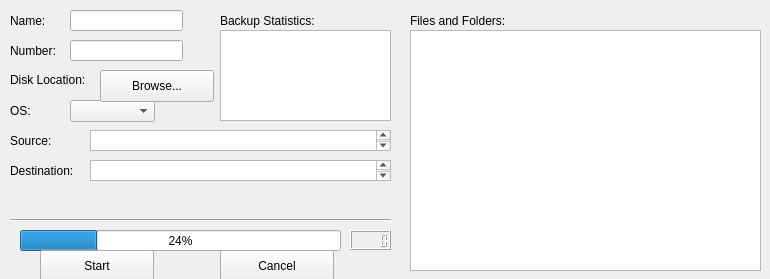
Qt form cougarbackup.ui (mneavor/CougarBackup) before a commit.
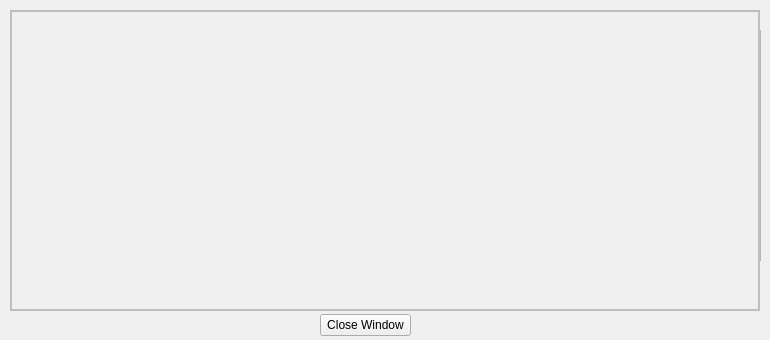
The same form after that commit.

What changed in the file:
```diff
--- a/cougarbackup.ui
+++ b/cougarbackup.ui
@@ -7,9 +7,33 @@
     <x>0</x>
     <y>0</y>
     <width>770</width>
-    <height>279</height>
+    <height>340</height>
    </rect>
   </property>
+  <property name="sizePolicy">
+   <sizepolicy hsizetype="Expanding" vsizetype="Maximum">
+    <horstretch>0</horstretch>
+    <verstretch>0</verstretch>
+   </sizepolicy>
+  </property>
+  <property name="minimumSize">
+   <size>
+    <width>770</width>
+    <height>340</height>
+   </size>
+  </property>
+  <property name="maximumSize">
+   <size>
+    <width>770</width>
+    <height>500</height>
+   </size>
+  </property>
+  <property name="baseSize">
+   <size>
+    <width>770</width>
+    <height>400</height>
+   </size>
+  </property>
   <property name="windowTitle">
    <string>CougarBackup</string>
   </property>
@@ -22,6 +46,11 @@
      <height>21</height>
     </rect>
    </property>
+   <property name="font">
+    <font>
+     <pointsize>10</pointsize>
+    </font>
+   </property>
    <property name="text">
     <string>Name:</string>
    </property>
@@ -29,12 +58,17 @@
   <widget class="QLabel" name="label_number">
    <property name="geometry">
     <rect>
-     <x>10</x>
-     <y>40</y>
+     <x>200</x>
+     <y>10</y>
      <width>61</width>
      <height>21</height>
     </rect>
    </property>
+   <property name="font">
+    <font>
+     <pointsize>10</pointsize>
+    </font>
+   </property>
    <property name="text">
     <string>Number:</string>
    </property>
@@ -42,34 +76,26 @@
   <widget class="QLabel" name="label_diskLocation">
    <property name="geometry">
     <rect>
-     <x>10</x>
-     <y>70</y>
+     <x>15</x>
+     <y>50</y>
      <width>91</width>
      <height>20</height>
     </rect>
    </property>
+   <property name="font">
+    <font>
+     <pointsize>10</pointsize>
+    </font>
+   </property>
    <property name="text">
     <string>Disk Location:</string>
    </property>
   </widget>
-  <widget class="QProgressBar" name="progressBar_rsyncProgress">
-   <property name="geometry">
-    <rect>
-     <x>20</x>
-     <y>230</y>
-     <width>321</width>
-     <height>21</height>
-    </rect>
-   </property>
-   <property name="value">
-    <number>24</number>
-   </property>
-  </widget>
   <widget class="QPushButton" name="pushButton_start">
    <property name="geometry">
     <rect>
-     <x>40</x>
-     <y>250</y>
+     <x>55</x>
+     <y>230</y>
      <width>114</width>
      <height>32</height>
     </rect>
@@ -81,71 +107,14 @@
   <widget class="QPushButton" name="pushButton_cancel">
    <property name="geometry">
     <rect>
-     <x>220</x>
-     <y>250</y>
+     <x>235</x>
+     <y>230</y>
      <width>114</width>
      <height>32</height>
     </rect>
    </property>
    <property name="text">
-    <string>Cancel</string>
-   </property>
-  </widget>
-  <widget class="QLabel" name="label_os">
-   <property name="geometry">
-    <rect>
-     <x>10</x>
-     <y>100</y>
-     <width>61</width>
-     <height>21</height>
-    </rect>
-   </property>
-   <property name="text">
-    <string>OS:</string>
-   </property>
-  </widget>
-  <widget class="QComboBox" name="comboBox_os">
-   <property name="geometry">
-    <rect>
-     <x>70</x>
-     <y>100</y>
-     <width>118</width>
-     <height>26</height>
-    </rect>
-   </property>
-   <property name="editable">
-    <bool>false</bool>
-   </property>
-   <property name="currentIndex">
-    <number>-1</number>
-   </property>
-   <property name="sizeAdjustPolicy">
-    <enum>QComboBox::AdjustToContents</enum>
-   </property>
-   <item>
-    <property name="text">
-     <string>Windows</string>
-    </property>
-   </item>
-   <item>
-    <property name="text">
-     <string>Macintosh</string>
-    </property>
-   </item>
-   <item>
-    <property name="text">
-     <string>Linux</string>
-    </property>
-   </item>
-  </widget>
-  <widget class="QLCDNumber" name="lcdNumber_rsyncProgress">
-   <property name="geometry">
-    <rect>
-     <x>350</x>
-     <y>230</y>
-     <width>41</width>
-     <height>20</height>
-    </rect>
+    <string>Close</string>
    </property>
   </widget>
   <widget class="Line" name="line">
@@ -153,7 +122,7 @@
     <rect>
      <x>10</x>
      <y>210</y>
-     <width>381</width>
+     <width>411</width>
      <height>20</height>
     </rect>
    </property>
@@ -165,41 +134,51 @@
    <property name="geometry">
     <rect>
      <x>90</x>
-     <y>130</y>
-     <width>301</width>
+     <y>91</y>
+     <width>331</width>
      <height>21</height>
     </rect>
    </property>
+   <property name="verticalScrollBarPolicy">
+    <enum>Qt::ScrollBarAlwaysOff</enum>
+   </property>
+   <property name="horizontalScrollBarPolicy">
+    <enum>Qt::ScrollBarAlwaysOff</enum>
+   </property>
+   <property name="sizeAdjustPolicy">
+    <enum>QAbstractScrollArea::AdjustToContents</enum>
+   </property>
+   <property name="lineWrapMode">
+    <enum>QTextEdit::NoWrap</enum>
+   </property>
   </widget>
   <widget class="QTextBrowser" name="textBrowser_destination">
    <property name="geometry">
     <rect>
      <x>90</x>
-     <y>160</y>
-     <width>301</width>
+     <y>121</y>
+     <width>331</width>
      <height>21</height>
     </rect>
    </property>
-  </widget>
-  <widget class="QTextBrowser" name="textBrowser_backupStats">
-   <property name="geometry">
-    <rect>
-     <x>220</x>
-     <y>30</y>
-     <width>171</width>
-     <height>91</height>
-    </rect>
+   <property name="verticalScrollBarPolicy">
+    <enum>Qt::ScrollBarAlwaysOff</enum>
    </property>
   </widget>
   <widget class="QLabel" name="label_source">
    <property name="geometry">
     <rect>
-     <x>10</x>
-     <y>130</y>
+     <x>20</x>
+     <y>91</y>
      <width>61</width>
      <height>21</height>
     </rect>
    </property>
+   <property name="font">
+    <font>
+     <pointsize>10</pointsize>
+    </font>
+   </property>
    <property name="text">
     <string>Source:</string>
    </property>
@@ -208,11 +187,16 @@
    <property name="geometry">
     <rect>
      <x>10</x>
-     <y>160</y>
+     <y>121</y>
      <width>81</width>
      <height>21</height>
     </rect>
    </property>
+   <property name="font">
+    <font>
+     <pointsize>10</pointsize>
+    </font>
+   </property>
    <property name="text">
     <string>Destination:</string>
    </property>
@@ -220,9 +204,9 @@
   <widget class="QLineEdit" name="lineEdit_name">
    <property name="geometry">
     <rect>
-     <x>70</x>
+     <x>52</x>
      <y>10</y>
-     <width>113</width>
+     <width>131</width>
      <height>21</height>
     </rect>
    </property>
@@ -230,9 +214,9 @@
   <widget class="QLineEdit" name="lineEdit_number">
    <property name="geometry">
     <rect>
-     <x>70</x>
-     <y>40</y>
-     <width>113</width>
+     <x>260</x>
+     <y>10</y>
+     <width>151</width>
      <height>21</height>
     </rect>
    </property>
@@ -240,52 +224,222 @@
   <widget class="QPushButton" name="pushButton_browse">
    <property name="geometry">
     <rect>
-     <x>100</x>
-     <y>70</y>
-     <width>114</width>
-     <height>32</height>
+     <x>103</x>
+     <y>44</y>
+     <width>80</width>
+     <height>30</height>
     </rect>
    </property>
    <property name="text">
     <string>Browse...</string>
    </property>
   </widget>
-  <widget class="QLabel" name="label_backupStats">
-   <property name="geometry">
-    <rect>
-     <x>220</x>
-     <y>10</y>
-     <width>111</width>
-     <height>21</height>
-    </rect>
-   </property>
-   <property name="text">
-    <string>Backup Statistics:</string>
-   </property>
-  </widget>
   <widget class="QTextBrowser" name="textBrowser_folders">
    <property name="geometry">
     <rect>
-     <x>410</x>
+     <x>430</x>
      <y>30</y>
-     <width>351</width>
-     <height>241</height>
+     <width>331</width>
+     <height>231</height>
     </rect>
    </property>
   </widget>
   <widget class="QLabel" name="label_folders">
    <property name="geometry">
     <rect>
-     <x>410</x>
+     <x>430</x>
      <y>10</y>
      <width>111</width>
      <height>21</height>
     </rect>
    </property>
    <property name="text">
-    <string>Files and Folders:</string>
+    <string>Excluded Folders</string>
    </property>
   </widget>
+  <widget class="QLabel" name="label_excluded">
+   <property name="geometry">
+    <rect>
+     <x>217</x>
+     <y>48</y>
+     <width>111</width>
+     <height>21</height>
+    </rect>
+   </property>
+   <property name="font">
+    <font>
+     <pointsize>10</pointsize>
+    </font>
+   </property>
+   <property name="text">
+    <string>Excluded Folders:</string>
+   </property>
+  </widget>
+  <widget class="QPushButton" name="pushButton_exclude">
+   <property name="geometry">
+    <rect>
+     <x>330</x>
+     <y>43</y>
+     <width>80</width>
+     <height>30</height>
+    </rect>
+   </property>
+   <property name="text">
+    <string>Browse...</string>
+   </property>
+  </widget>
+  <widget class="QCheckBox" name="checkBox_update">
+   <property name="geometry">
+    <rect>
+     <x>10</x>
+     <y>151</y>
+     <width>161</width>
+     <height>31</height>
+    </rect>
+   </property>
+   <property name="font">
+    <font>
+     <pointsize>10</pointsize>
+     <weight>50</weight>
+     <bold>false</bold>
+    </font>
+   </property>
+   <property name="toolTip">
+    <string extracomment="Check this if running rsync again on the same backup. Will backup with the -u option"/>
+   </property>
+   <property name="whatsThis">
+    <string extracomment="Check this if running rsync again on the same backup. Will backup with the -u option"/>
+   </property>
+   <property name="text">
+    <string>Update Option</string>
+   </property>
+   <property name="iconSize">
+    <size>
+     <width>32</width>
+     <height>32</height>
+    </size>
+   </property>
+  </widget>
+  <widget class="QCheckBox" name="checkBox_windows">
+   <property name="geometry">
+    <rect>
+     <x>10</x>
+     <y>181</y>
+     <width>101</width>
+     <height>20</height>
+    </rect>
+   </property>
+   <property name="font">
+    <font>
+     <pointsize>10</pointsize>
+    </font>
+   </property>
+   <property name="text">
+    <string>Windows OS</string>
+   </property>
+  </widget>
+  <widget class="QPushButton" name="pushButton_config">
+   <property name="geometry">
+    <rect>
+     <x>130</x>
+     <y>180</y>
+     <width>131</width>
+     <height>22</height>
+    </rect>
+   </property>
+   <property name="font">
+    <font>
+     <pointsize>10</pointsize>
+    </font>
+   </property>
+   <property name="text">
+    <string>Select Config Folder</string>
+   </property>
+  </widget>
+  <widget class="QTextBrowser" name="textBrowser_output">
+   <property name="enabled">
+    <bool>false</bool>
+   </property>
+   <property name="geometry">
+    <rect>
+     <x>10</x>
+     <y>10</y>
+     <width>750</width>
+     <height>301</height>
+    </rect>
+   </property>
+   <property name="frameShape">
+    <enum>QFrame::Box</enum>
+   </property>
+   <property name="frameShadow">
+    <enum>QFrame::Plain</enum>
+   </property>
+   <property name="lineWidth">
+    <number>2</number>
+   </property>
+   <property name="midLineWidth">
+    <number>1</number>
+   </property>
+  </widget>
+  <widget class="QPushButton" name="pushButton_outFinished">
+   <property name="geometry">
+    <rect>
+     <x>320</x>
+     <y>314</y>
+     <width>91</width>
+     <height>22</height>
+    </rect>
+   </property>
+   <property name="font">
+    <font>
+     <pointsize>9</pointsize>
+    </font>
+   </property>
+   <property name="text">
+    <string>Close Window</string>
+   </property>
+  </widget>
+  <widget class="QPushButton" name="pushButton_clear">
+   <property name="geometry">
+    <rect>
+     <x>650</x>
+     <y>270</y>
+     <width>110</width>
+     <height>30</height>
+    </rect>
+   </property>
+   <property name="font">
+    <font>
+     <pointsize>9</pointsize>
+    </font>
+   </property>
+   <property name="text">
+    <string>Clear Exclusions</string>
+   </property>
+  </widget>
+  <zorder>label_name</zorder>
+  <zorder>label_number</zorder>
+  <zorder>label_diskLocation</zorder>
+  <zorder>pushButton_start</zorder>
+  <zorder>pushButton_cancel</zorder>
+  <zorder>line</zorder>
+  <zorder>textBrowser_source</zorder>
+  <zorder>textBrowser_destination</zorder>
+  <zorder>label_source</zorder>
+  <zorder>label_destination</zorder>
+  <zorder>lineEdit_name</zorder>
+  <zorder>lineEdit_number</zorder>
+  <zorder>pushButton_browse</zorder>
+  <zorder>textBrowser_folders</zorder>
+  <zorder>label_folders</zorder>
+  <zorder>label_excluded</zorder>
+  <zorder>pushButton_exclude</zorder>
+  <zorder>checkBox_update</zorder>
+  <zorder>checkBox_windows</zorder>
+  <zorder>pushButton_config</zorder>
+  <zorder>pushButton_outFinished</zorder>
+  <zorder>pushButton_clear</zorder>
+  <zorder>textBrowser_output</zorder>
  </widget>
  <layoutdefault spacing="6" margin="11"/>
  <resources/>
```
